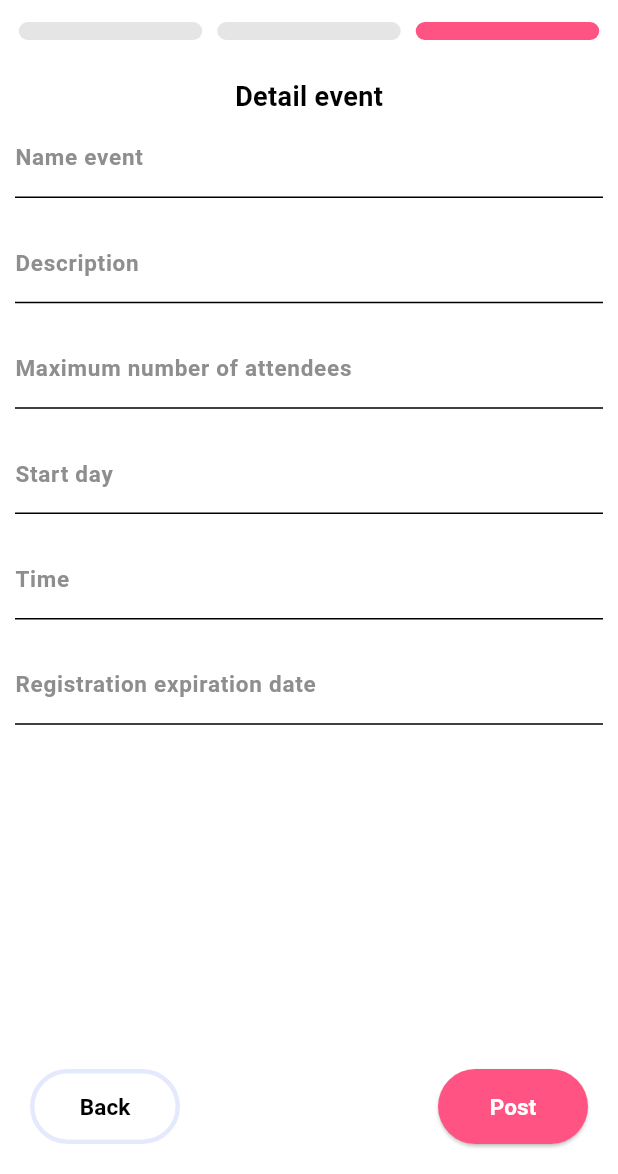
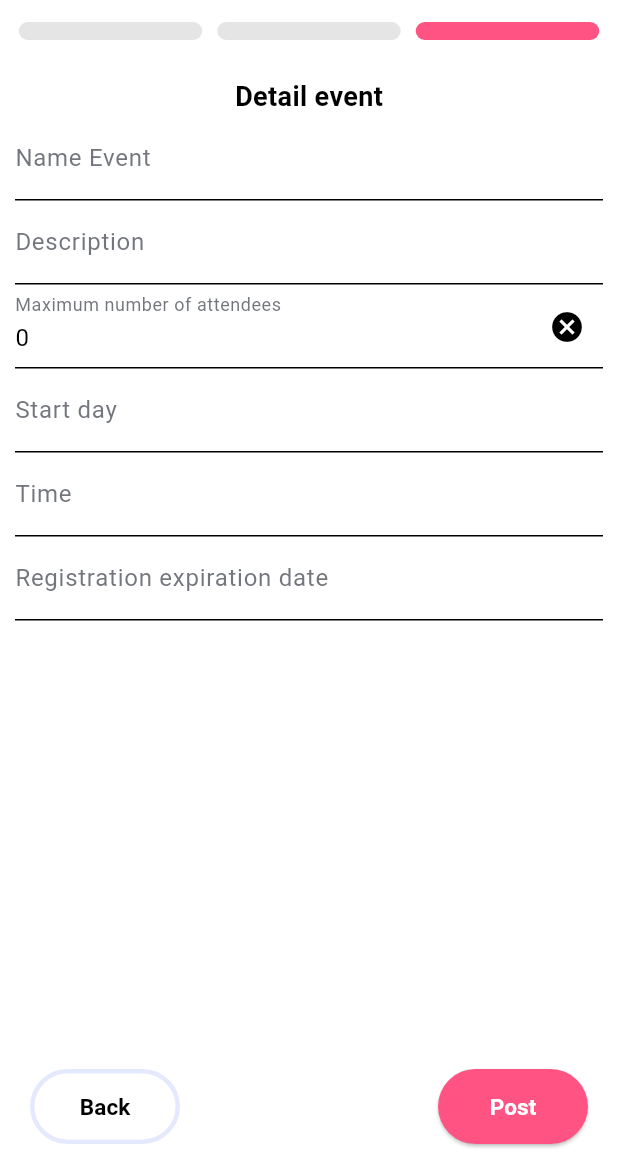
Before and after one commit to luke-nguyen-goldenowl/join_me, a Flutter app: the AddEventPage screen opened directly, swiped to page 3, on a phone screen of 412 x 824 dp, the part 62-1236 px from its top. Run offline on Flutter 3.47's test engine with Material 3 defaults, Android fonts, the phone set to English and light mode, and no system bars; our stand-ins replace bot_toast, cached_network_image, cloud_firestore, connectivity_plus, device_info_plus, dio and 27 more; missing offline and left inert: flutter_facebook_auth, version; accounts and stored records are empty; generated files the repository leaves out were written again; project files that could hold a hidden picture were left out.

Commit message:
define controller in bloc and use XInput in detailpage

```diff
--- a/lib/src/features/add_event/logic/add_event_state.dart
+++ b/lib/src/features/add_event/logic/add_event_state.dart
@@ -1,18 +1,9 @@
 import 'package:flutter/material.dart';
-import 'package:flutter_map/flutter_map.dart';
+
 import 'package:image_picker/image_picker.dart';
 import 'package:latlong2/latlong.dart';
 
 class AddEventState {
-  PageController controller;
-  MapController mapController;
-  TextEditingController nameController;
-  TextEditingController descriptionController;
-  TextEditingController numberMemberController;
-  TextEditingController dateController;
-  TextEditingController timeController;
-  TextEditingController deadlineController;
-  GlobalKey<FormState> formKey;
   LatLng? selectedLocation;
   int currentPage;
   List<XFile?> medias;
@@ -23,51 +14,33 @@ class AddEventState {
   String description;
   int numberMember;
 
-  AddEventState(
-      {required this.controller,
+  AddEventState({
     required this.currentPage,
     required this.medias,
-      required this.mapController,
     required this.selectedLocation,
-      required this.dateController,
-      required this.deadlineController,
-      required this.timeController,
     required this.deadlineDate,
     required this.startDate,
     required this.time,
     required this.description,
     required this.nameEvent,
     required this.numberMember,
-      required this.formKey,
-      required this.descriptionController,
-      required this.nameController,
-      required this.numberMemberController});
+  });
 
   factory AddEventState.ds() {
     return AddEventState(
-      controller: PageController(initialPage: 0),
       currentPage: 0,
       medias: [],
-      mapController: MapController(),
       selectedLocation: null,
-      dateController: TextEditingController(),
-      timeController: TextEditingController(),
-      deadlineController: TextEditingController(),
-      nameController: TextEditingController(),
-      descriptionController: TextEditingController(),
-      numberMemberController: TextEditingController(),
       time: null,
       deadlineDate: null,
       startDate: null,
       description: "",
       nameEvent: "",
       numberMember: 0,
-      formKey: GlobalKey<FormState>(),
     );
   }
 
   AddEventState copyWith({
-    controller,
     currentPage,
     medias,
     time,
@@ -79,18 +52,9 @@ class AddEventState {
     numberMember,
   }) {
     return AddEventState(
-      controller: controller ?? this.controller,
       currentPage: currentPage ?? this.currentPage,
       medias: medias ?? this.medias,
       selectedLocation: selectedLocation ?? this.selectedLocation,
-      mapController: mapController,
-      dateController: dateController,
-      timeController: timeController,
-      deadlineController: deadlineController,
-      descriptionController: descriptionController,
-      nameController: nameController,
-      numberMemberController: numberMemberController,
-      formKey: formKey,
       time: time ?? this.time,
       deadlineDate: deadlineDate ?? this.deadlineDate,
       startDate: startDate ?? this.startDate,
--- a/lib/src/features/add_event/view/add_event_view.dart
+++ b/lib/src/features/add_event/view/add_event_view.dart
@@ -53,7 +53,7 @@ class AddEventPage extends StatelessWidget {
                     context.read<AddEventBloc>().setCurrentPage(value);
                   },
                   physics: const NeverScrollableScrollPhysics(),
-                  controller: state.controller,
+                  controller: context.read<AddEventBloc>().controller,
                   children: const [
                     UploadImagePage(),
                     AddressPage(),
@@ -61,8 +61,8 @@ class AddEventPage extends StatelessWidget {
                   ],
                 ),
               ),
-              _buildBottomEvent(
-                  context, state.controller, state.currentPage, state.formKey)
+              _buildBottomEvent(context,
+                  context.read<AddEventBloc>().controller, state.currentPage)
             ],
           ),
         );
@@ -70,8 +70,8 @@ class AddEventPage extends StatelessWidget {
     );
   }
 
-  Widget _buildBottomEvent(BuildContext context, PageController controller,
-      int currentPage, GlobalKey<FormState> formKey) {
+  Widget _buildBottomEvent(
+      BuildContext context, PageController controller, int currentPage) {
     return Container(
       padding: const EdgeInsets.all(20),
       color: AppColors.white,
@@ -107,8 +107,7 @@ class AddEventPage extends StatelessWidget {
                   duration: const Duration(milliseconds: 250),
                   curve: Curves.easeInOut,
                 );
-              } else if (formKey.currentState!.validate()) {
-                context.read<AddEventBloc>().setFormDetailEvent();
+              } else {
                 AppCoordinator.pop();
               }
             },
--- a/lib/src/features/add_event/widget/address_page.dart
+++ b/lib/src/features/add_event/widget/address_page.dart
@@ -26,7 +26,7 @@ class AddressPage extends StatelessWidget {
             const SizedBox(height: 10),
             Expanded(
               child: FlutterMap(
-                mapController: state.mapController,
+                mapController: context.read<AddEventBloc>().mapController,
                 options: MapOptions(
                   center: LatLng(10.790159, 106.6557574),
                   zoom: 10.0,
--- a/lib/src/features/add_event/widget/detail_page.dart
+++ b/lib/src/features/add_event/widget/detail_page.dart
@@ -1,15 +1,18 @@
 import 'package:flutter/material.dart';
 import 'package:flutter_bloc/flutter_bloc.dart';
 import 'package:intl/intl.dart';
+
 import 'package:myapp/src/features/add_event/logic/add_event_bloc.dart';
 import 'package:myapp/src/features/add_event/logic/add_event_state.dart';
-import 'package:myapp/src/theme/colors.dart';
+
+import 'package:myapp/widgets/forms/input.dart';
 
 class DetailPage extends StatelessWidget {
   const DetailPage({super.key});
 
   @override
   Widget build(BuildContext context) {
+    final AddEventBloc addEventBloc = BlocProvider.of<AddEventBloc>(context);
     return BlocBuilder<AddEventBloc, AddEventState>(builder: (context, state) {
       return SingleChildScrollView(
         child: Container(
@@ -23,93 +26,59 @@ class DetailPage extends StatelessWidget {
                   fontWeight: FontWeight.bold,
                 ),
               ),
-              Form(
-                key: state.formKey,
-                child: Column(
+              Column(
                 children: [
-                    TextFormField(
-                      controller: state.nameController,
-                      style: const TextStyle(
-                        fontSize: 15,
-                      ),
+                  XInput(
+                    key: const Key('addEvent_nameEventInput_textField'),
+                    value: state.nameEvent,
+                    onChanged: (value) {
+                      addEventBloc.setNameEvent(value);
+                    },
                     decoration: const InputDecoration(
-                        labelText: 'Name event',
-                        labelStyle: TextStyle(
-                          fontSize: 15,
-                          fontWeight: FontWeight.bold,
-                          color: AppColors.grey,
+                      labelText: "Name Event",
                     ),
                   ),
-                      validator: (value) {
-                        if (value!.isEmpty) {
-                          return 'Please enter a name event';
-                        }
-                        return null;
+                  XInput(
+                    key: const Key('addEvent_descriptionEventInput_textField'),
+                    minLines: 1,
+                    maxLines: 10,
+                    value: state.description,
+                    onChanged: (value) {
+                      addEventBloc.setDescriptionEvent(value);
                     },
-                    ),
-                    const SizedBox(height: 16.0),
-                    TextFormField(
-                      controller: state.descriptionController,
-                      minLines: 1,
-                      maxLines: 5,
-                      style: const TextStyle(
-                        fontSize: 15,
-                      ),
                     decoration: const InputDecoration(
-                        labelText: 'Description',
-                        labelStyle: TextStyle(
-                          fontSize: 15,
-                          fontWeight: FontWeight.bold,
-                          color: AppColors.grey,
+                      labelText: "Description",
                     ),
                   ),
-                      validator: (value) {
-                        if (value!.isEmpty) {
-                          return 'Please enter a description';
+                  XInput(
+                    key: const Key('addEvent_numberMemberEventInput_textField'),
+                    value: state.numberMember.toString(),
+                    onChanged: (value) {
+                      if (int.tryParse(value) != null) {
+                        addEventBloc.setNumberMemberEvent(int.tryParse(value));
                       }
-                        return null;
+                      if (value == "") {
+                        addEventBloc.setNumberMemberEvent(0);
+                      }
                     },
-                    ),
-                    const SizedBox(height: 16.0),
-                    TextFormField(
-                      controller: state.numberMemberController,
-                      style: const TextStyle(
-                        fontSize: 15,
-                      ),
+                    keyboardType: TextInputType.number,
                     decoration: const InputDecoration(
-                        labelText: 'Maximum number of attendees',
-                        labelStyle: TextStyle(
-                          fontSize: 15,
-                          fontWeight: FontWeight.bold,
-                          color: AppColors.grey,
+                      labelText: "Maximum number of attendees",
                     ),
                   ),
-                      keyboardType: TextInputType.number,
-                      validator: (value) {
-                        if (value!.isEmpty) {
-                          return 'Please enter the maximum number of members';
-                        }
-                        if (int.tryParse(value) == null) {
-                          return 'Please enter a valid number';
-                        }
-                        return null;
+
+                  XInput(
+                    key: const Key('addEvent_startDateEventInput_textField'),
+                    readOnly: true,
+                    value: state.startDate != null
+                        ? DateFormat("dd/MM/yyyy").format(state.startDate!)
+                        : "",
+                    decoration: const InputDecoration(
+                      labelText: "Start day",
+                    ),
+                    onChanged: (value) {
+                      if (value == "") addEventBloc.setStartDateEvent(null);
                     },
-                    ),
-                    const SizedBox(height: 16.0),
-                    TextFormField(
-                      style: const TextStyle(
-                        fontSize: 15,
-                      ),
-                      readOnly: true,
-                      controller: state.dateController,
-                      decoration: const InputDecoration(
-                        labelText: 'Start day',
-                        labelStyle: TextStyle(
-                          fontSize: 15,
-                          fontWeight: FontWeight.bold,
-                          color: AppColors.grey,
-                        ),
-                      ),
                     onTap: () async {
                       DateTime? selectedDate = await showDatePicker(
                         context: context,
@@ -119,54 +88,45 @@ class DetailPage extends StatelessWidget {
                       );
                       if (selectedDate != null &&
                           selectedDate != DateTime.now()) {
-                          state.dateController.text =
-                              DateFormat("dd/MM/yyyy").format(selectedDate);
+                        addEventBloc.setStartDateEvent(selectedDate);
                       }
                     },
                   ),
-                    const SizedBox(height: 16.0),
-                    TextFormField(
-                      style: const TextStyle(
-                        fontSize: 15,
+
+                  XInput(
+                    key: const Key('addEvent_timeEventInput_textField'),
+                    readOnly: true,
+                    value:
+                        state.time != null ? state.time!.format(context) : "",
+                    decoration: const InputDecoration(
+                      labelText: "Time",
                     ),
-                      readOnly: true,
-                      controller: state.timeController,
-                      decoration: const InputDecoration(
-                        labelText: 'Time',
-                        labelStyle: TextStyle(
-                          fontSize: 15,
-                          fontWeight: FontWeight.bold,
-                          color: AppColors.grey,
-                        ),
-                      ),
+                    onChanged: (value) {
+                      if (value == "") addEventBloc.setTimeEvent(null);
+                    },
                     onTap: () async {
                       TimeOfDay? selectedTime = await showTimePicker(
                         context: context,
                         initialTime: TimeOfDay.now(),
                       );
-                        if (selectedTime != null &&
-                            selectedTime != TimeOfDay.now()) {
-                          state.timeController.text =
-                              // ignore: use_build_context_synchronously
-                              selectedTime.format(context);
+                      if (selectedTime != null) {
+                        addEventBloc.setTimeEvent(selectedTime);
                       }
                     },
                   ),
-                    const SizedBox(height: 16.0),
-                    TextFormField(
-                      style: const TextStyle(
-                        fontSize: 15,
+
+                  XInput(
+                    key: const Key('addEvent_deadlineEventInput_textField'),
+                    readOnly: true,
+                    value: state.deadlineDate != null
+                        ? DateFormat("dd/MM/yyyy").format(state.deadlineDate!)
+                        : "",
+                    decoration: const InputDecoration(
+                      labelText: "Registration expiration date",
                     ),
-                      readOnly: true,
-                      controller: state.deadlineController,
-                      decoration: const InputDecoration(
-                        labelText: 'Registration expiration date',
-                        labelStyle: TextStyle(
-                          fontSize: 15,
-                          fontWeight: FontWeight.bold,
-                          color: AppColors.grey,
-                        ),
-                      ),
+                    onChanged: (value) {
+                      if (value == "") addEventBloc.setDeadlineEvent(null);
+                    },
                     onTap: () async {
                       DateTime? selectedDate = await showDatePicker(
                         context: context,
@@ -176,13 +136,166 @@ class DetailPage extends StatelessWidget {
                       );
                       if (selectedDate != null &&
                           selectedDate != DateTime.now()) {
-                          state.deadlineController.text =
-                              DateFormat("dd/MM/yyyy").format(selectedDate);
+                        addEventBloc.setDeadlineEvent(selectedDate);
                       }
                     },
                   ),
+
+                  // TextFormField(
+                  //   controller: state.nameController,
+                  //   style: const TextStyle(
+                  //     fontSize: 15,
+                  //   ),
+                  //   decoration: const InputDecoration(
+                  //     labelText: 'Name event',
+                  //     labelStyle: TextStyle(
+                  //       fontSize: 15,
+                  //       fontWeight: FontWeight.bold,
+                  //       color: AppColors.grey,
+                  //     ),
+                  //   ),
+                  //   validator: (value) {
+                  //     if (value!.isEmpty) {
+                  //       return 'Please enter a name event';
+                  //     }
+                  //     return null;
+                  //   },
+                  // ),
+                  // const SizedBox(height: 16.0),
+                  // TextFormField(
+                  //   controller: state.descriptionController,
+                  //   minLines: 1,
+                  //   maxLines: 5,
+                  //   style: const TextStyle(
+                  //     fontSize: 15,
+                  //   ),
+                  //   decoration: const InputDecoration(
+                  //     labelText: 'Description',
+                  //     labelStyle: TextStyle(
+                  //       fontSize: 15,
+                  //       fontWeight: FontWeight.bold,
+                  //       color: AppColors.grey,
+                  //     ),
+                  //   ),
+                  //   validator: (value) {
+                  //     if (value!.isEmpty) {
+                  //       return 'Please enter a description';
+                  //     }
+                  //     return null;
+                  //   },
+                  // ),
+                  // const SizedBox(height: 16.0),
+                  // TextFormField(
+                  //   controller: state.numberMemberController,
+                  //   style: const TextStyle(
+                  //     fontSize: 15,
+                  //   ),
+                  //   decoration: const InputDecoration(
+                  //     labelText: 'Maximum number of attendees',
+                  //     labelStyle: TextStyle(
+                  //       fontSize: 15,
+                  //       fontWeight: FontWeight.bold,
+                  //       color: AppColors.grey,
+                  //     ),
+                  //   ),
+                  //   keyboardType: TextInputType.number,
+                  //   validator: (value) {
+                  //     if (value!.isEmpty) {
+                  //       return 'Please enter the maximum number of members';
+                  //     }
+                  //     if (int.tryParse(value) == null) {
+                  //       return 'Please enter a valid number';
+                  //     }
+                  //     return null;
+                  //   },
+                  // ),
+                  // const SizedBox(height: 16.0),
+                  // TextFormField(
+                  //   style: const TextStyle(
+                  //     fontSize: 15,
+                  //   ),
+                  //   readOnly: true,
+                  //   controller: state.dateController,
+                  //   decoration: const InputDecoration(
+                  //     labelText: 'Start day',
+                  //     labelStyle: TextStyle(
+                  //       fontSize: 15,
+                  //       fontWeight: FontWeight.bold,
+                  //       color: AppColors.grey,
+                  //     ),
+                  //   ),
+                  //   onTap: () async {
+                  //     DateTime? selectedDate = await showDatePicker(
+                  //       context: context,
+                  //       initialDate: DateTime.now(),
+                  //       firstDate: DateTime.now(),
+                  //       lastDate: DateTime(2101),
+                  //     );
+                  //     if (selectedDate != null &&
+                  //         selectedDate != DateTime.now()) {
+                  //       state.dateController.text =
+                  //           DateFormat("dd/MM/yyyy").format(selectedDate);
+                  //     }
+                  //   },
+                  // ),
+                  // const SizedBox(height: 16.0),
+                  // TextFormField(
+                  //   style: const TextStyle(
+                  //     fontSize: 15,
+                  //   ),
+                  //   readOnly: true,
+                  //   controller: state.timeController,
+                  //   decoration: const InputDecoration(
+                  //     labelText: 'Time',
+                  //     labelStyle: TextStyle(
+                  //       fontSize: 15,
+                  //       fontWeight: FontWeight.bold,
+                  //       color: AppColors.grey,
+                  //     ),
+                  //   ),
+                  //   onTap: () async {
+                  //     TimeOfDay? selectedTime = await showTimePicker(
+                  //       context: context,
+                  //       initialTime: TimeOfDay.now(),
+                  //     );
+                  //     if (selectedTime != null &&
+                  //         selectedTime != TimeOfDay.now()) {
+                  //       state.timeController.text =
+                  //           // ignore: use_build_context_synchronously
+                  //           selectedTime.format(context);
+                  //     }
+                  //   },
+                  // ),
+                  // const SizedBox(height: 16.0),
+                  // TextFormField(
+                  //   style: const TextStyle(
+                  //     fontSize: 15,
+                  //   ),
+                  //   readOnly: true,
+                  //   controller: state.deadlineController,
+                  //   decoration: const InputDecoration(
+                  //     labelText: 'Registration expiration date',
+                  //     labelStyle: TextStyle(
+                  //       fontSize: 15,
+                  //       fontWeight: FontWeight.bold,
+                  //       color: AppColors.grey,
+                  //     ),
+                  //   ),
+                  //   onTap: () async {
+                  //     DateTime? selectedDate = await showDatePicker(
+                  //       context: context,
+                  //       initialDate: DateTime.now(),
+                  //       firstDate: DateTime.now(),
+                  //       lastDate: DateTime(2101),
+                  //     );
+                  //     if (selectedDate != null &&
+                  //         selectedDate != DateTime.now()) {
+                  //       state.deadlineController.text =
+                  //           DateFormat("dd/MM/yyyy").format(selectedDate);
+                  //     }
+                  //   },
+                  // ),
                 ],
-                ),
               ),
             ],
           ),
--- a/lib/widgets/forms/input.dart
+++ b/lib/widgets/forms/input.dart
@@ -15,11 +15,20 @@ class XInput extends StatefulWidget {
     this.autofocus = false,
     this.inputFormatters,
     this.onFieldSubmitted,
+    this.readOnly = false,
+    this.maxLines = 1,
+    this.minLines,
+    this.onTap,
   });
   final String value;
   final TextInputType? keyboardType;
   final bool obscureText;
 
+  final Function()? onTap;
+
+  final bool readOnly;
+  final int? minLines;
+  final int? maxLines;
   final ValueChanged<String>? onChanged;
   final InputDecoration? decoration;
   final int? maxLength;
@@ -105,6 +114,10 @@ class _XInputState extends State<XInput> {
 
     return TextFormField(
       controller: _controller,
+      onTap: widget.onTap,
+      readOnly: widget.readOnly,
+      maxLines: widget.maxLines,
+      minLines: widget.minLines,
       onChanged: widget.onChanged,
       keyboardType: widget.keyboardType,
       style: widget.style,
```
Also changed, not shown: lib/src/features/add_event/logic/add_event_bloc.dart (+30 -19 lines). Lines whose indentation alone changed are shown as unchanged.
